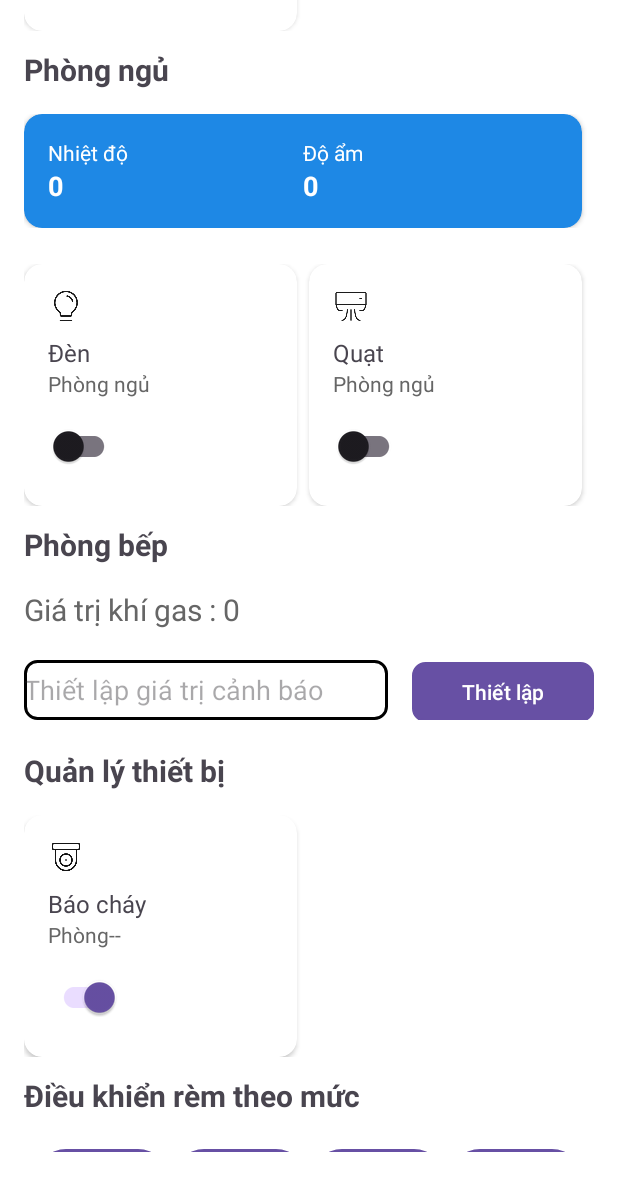
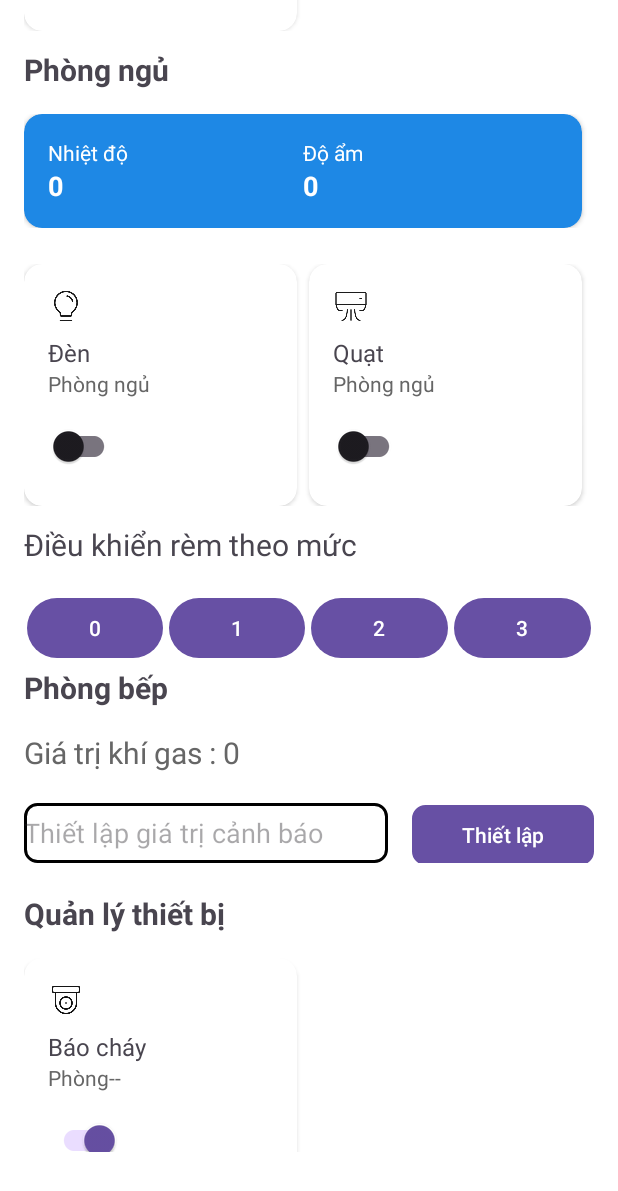
Before and after one commit to nguyendaihongquan-dev/datn_tuan, an Android app: the MainActivity screen opened directly, with no data from a screen before it, scrolled down 537 dp, on a phone screen of 412 x 824 dp. Shown: the top 1191 px of the screen. Run offline under Robolectric (Android 15) with nearby library versions, the phone set to English and light mode, and no system bars; our stand-ins replace CircleImageView, Firebase (no records; nobody signed in at launch, a user with empty details on screens opened directly), Picasso; libraries missing offline, so code that uses them is left out: com.hivemq.client; 4 statements that could not run were skipped.

Commit message:
Merge remote-tracking branch 'origin/main'

```diff
--- a/app/src/main/java/com/example/datn_tuan/MainActivity.java
+++ b/app/src/main/java/com/example/datn_tuan/MainActivity.java
@@ -137,6 +137,14 @@ public class MainActivity extends AppCompatActivity {
             }
         });
 
+        Button buttonTest = findViewById(R.id.test_log);
+
+
+        buttonTest.setOnClickListener(v -> {
+            showImageDialog();
+                }
+        );
+
     }
     private void logout() {
         // Xóa dữ liệu đăng nhập (ví dụ: SharedPreferences)
@@ -254,19 +262,19 @@ public class MainActivity extends AppCompatActivity {
                             break;
                         case "living/temperature":
                             TextView textTempLiving = findViewById(R.id.tempLiving);
-                            textTempLiving.setText(message);
+                            textTempLiving.setText(message+"°C");
                             break;
                         case "living/humidity":
                             TextView textHumiLiving = findViewById(R.id.humiLiving);
-                            textHumiLiving.setText(message);
+                            textHumiLiving.setText(message+"%");
                             break;
                         case "bedroom/temperature":
                             TextView textTempBedRoom = findViewById(R.id.tempBedRoom);
-                            textTempBedRoom.setText(message);
+                            textTempBedRoom.setText(message+"°C");
                             break;
                         case "bedroom/humidity":
                             TextView textHumiBedRoom = findViewById(R.id.humiBedRoom);
-                            textHumiBedRoom.setText(message);
+                            textHumiBedRoom.setText(message+"%");
                             break;
                         case "kitchen/gas/value" :
                             TextView textGasValue = findViewById(R.id.valueGasSensor);
--- /dev/null
+++ b/app/src/main/res/color/switch_thumb_color.xml
@@ -0,0 +1,5 @@
+<?xml version="1.0" encoding="utf-8"?>
+<selector xmlns:android="http://schemas.android.com/apk/res/android">
+    <item android:color="#FFFFFF" android:state_checked="true"/> <!-- Màu trắng khi bật -->
+    <item android:color="#F5F5F5"/> <!-- Màu xám trắng khi tắt -->
+</selector>
--- /dev/null
+++ b/app/src/main/res/color/switch_track_color.xml
@@ -0,0 +1,5 @@
+<?xml version="1.0" encoding="utf-8"?>
+<selector xmlns:android="http://schemas.android.com/apk/res/android">
+    <item android:color="#4CAF50" android:state_checked="true"/> <!-- Màu xanh lá cây khi bật -->
+    <item android:color="#BDBDBD"/> <!-- Màu xám nhạt khi tắt -->
+</selector>
--- a/app/src/main/res/layout/activity_main.xml
+++ b/app/src/main/res/layout/activity_main.xml
@@ -151,11 +151,12 @@
                             android:layout_height="wrap_content"
                             android:text="Phòng khách"
                             android:textColor="#666666"/>
+
                         <androidx.appcompat.widget.SwitchCompat
                             android:id="@+id/livingLight"
                             android:layout_width="wrap_content"
                             android:layout_height="wrap_content"
-                            android:layout_marginTop="8dp"/>
+                            android:layout_marginTop="8dp" />
 
                     </LinearLayout>
                 </androidx.cardview.widget.CardView>
@@ -477,6 +478,52 @@
             <TextView
                 android:layout_width="match_parent"
                 android:layout_height="wrap_content"
+                android:text="Điều khiển rèm theo mức"
+                android:textSize="20sp"
+                android:layout_marginBottom="16dp"/>
+            <LinearLayout
+
+                android:layout_width="match_parent"
+                android:layout_height="wrap_content"
+                android:orientation="horizontal"
+                android:gravity="center">
+
+                <Button
+                    android:id="@+id/btn_muc_0"
+                    android:layout_width="0dp"
+                    android:layout_weight="1"
+                    android:layout_height="wrap_content"
+                    android:text="0"
+                    android:layout_margin="2dp"/>
+
+                <Button
+                    android:id="@+id/btn_muc_1"
+                    android:layout_width="0dp"
+                    android:layout_weight="1"
+                    android:layout_height="wrap_content"
+                    android:text="1"
+                    android:layout_margin="2dp"/>
+
+                <Button
+                    android:id="@+id/btn_muc_2"
+                    android:layout_width="0dp"
+                    android:layout_weight="1"
+                    android:layout_height="wrap_content"
+                    android:text="2"
+                    android:layout_margin="2dp"/>
+
+                <Button
+                    android:id="@+id/btn_muc_3"
+                    android:layout_width="0dp"
+                    android:layout_weight="1"
+                    android:layout_height="wrap_content"
+                    android:text="3"
+                    android:layout_margin="2dp"/>
+
+            </LinearLayout>
+            <TextView
+                android:layout_width="match_parent"
+                android:layout_height="wrap_content"
                 android:text="Phòng bếp"
                 android:textSize="20sp"
                 android:textStyle="bold"
@@ -618,51 +665,14 @@
                 <!-- Smart TV Device Card -->
 
             </LinearLayout>
-            <TextView
-                android:layout_width="match_parent"
-                android:layout_height="wrap_content"
-                android:text="Điều khiển rèm theo mức"
-                android:textSize="20sp"
-                android:textStyle="bold"
-                android:layout_marginBottom="16dp"/>
-            <LinearLayout
-
-                android:layout_width="match_parent"
-                android:layout_height="wrap_content"
-                android:orientation="horizontal"
-                android:gravity="center">
-
-                <Button
-                    android:id="@+id/btn_muc_0"
-                    android:layout_width="wrap_content"
-                    android:layout_height="wrap_content"
-                    android:text="0"
-                    android:layout_margin="2dp"/>
-
-                <Button
-                    android:id="@+id/btn_muc_1"
-                    android:layout_width="wrap_content"
-                    android:layout_height="wrap_content"
-                    android:text="1"
-                    android:layout_margin="2dp"/>
-
-                <Button
-                    android:id="@+id/btn_muc_2"
-                    android:layout_width="wrap_content"
-                    android:layout_height="wrap_content"
-                    android:text="2"
-                    android:layout_margin="2dp"/>
-
-                <Button
-                    android:id="@+id/btn_muc_3"
-                    android:layout_width="wrap_content"
-                    android:layout_height="wrap_content"
-                    android:text="3"
-                    android:layout_margin="2dp"/>
-
-            </LinearLayout>
 
 
+            <Button
+                android:id="@+id/test_log"
+                android:layout_width="wrap_content"
+                android:layout_height="wrap_content"
+                android:text="Test"
+                android:layout_margin="2dp"/>
 
         </LinearLayout>
     </androidx.core.widget.NestedScrollView>
--- a/app/src/main/res/layout/dialog_image.xml
+++ b/app/src/main/res/layout/dialog_image.xml
@@ -1,6 +1,6 @@
 <?xml version="1.0" encoding="utf-8"?>
 <LinearLayout xmlns:android="http://schemas.android.com/apk/res/android"
-    android:layout_width="match_parent"
+    android:layout_width="300dp"
     android:layout_height="match_parent"
     android:orientation="vertical"
     android:padding="16dp">
@@ -8,6 +8,8 @@
         android:layout_width="wrap_content"
         android:layout_height="wrap_content"
         android:text="Cảnh báo"
+        android:textSize="20sp"
+        android:textStyle="bold"
         android:textColor="#666666"/>
     <ProgressBar
         android:id="@+id/progressBar"
@@ -20,7 +22,6 @@
         android:id="@+id/imageView"
         android:layout_width="match_parent"
         android:layout_height="match_parent"
-        android:layout_marginTop="16dp"
         android:layout_gravity="center"
         android:contentDescription="Image from Firebase" />
 </LinearLayout>
```
